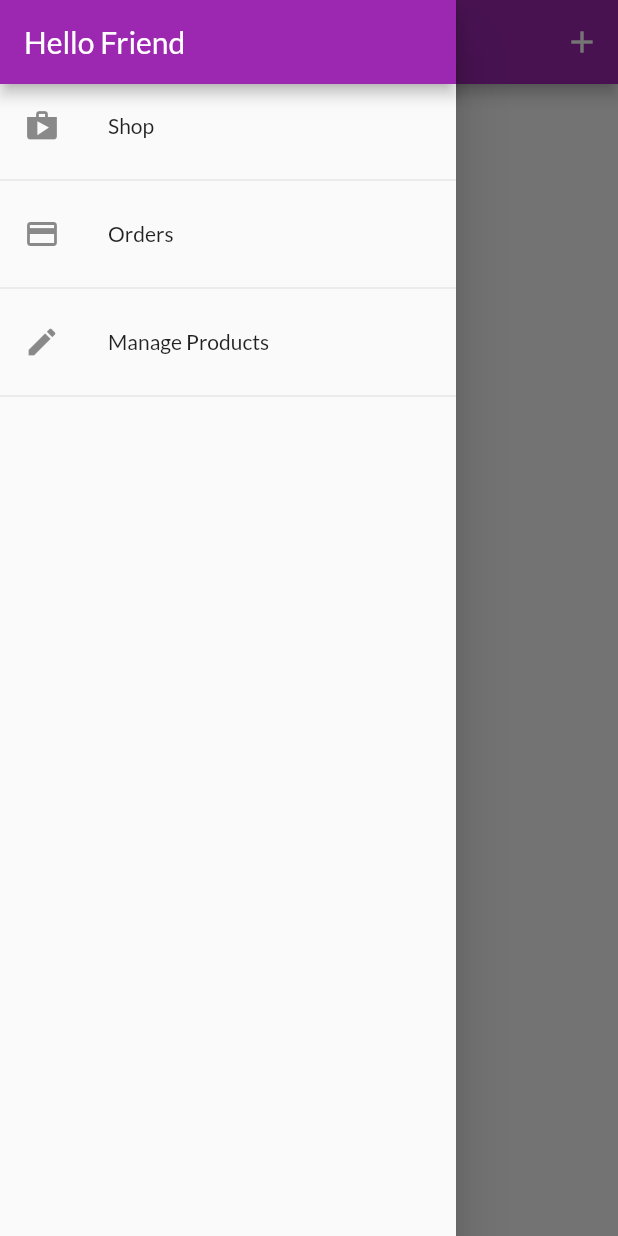
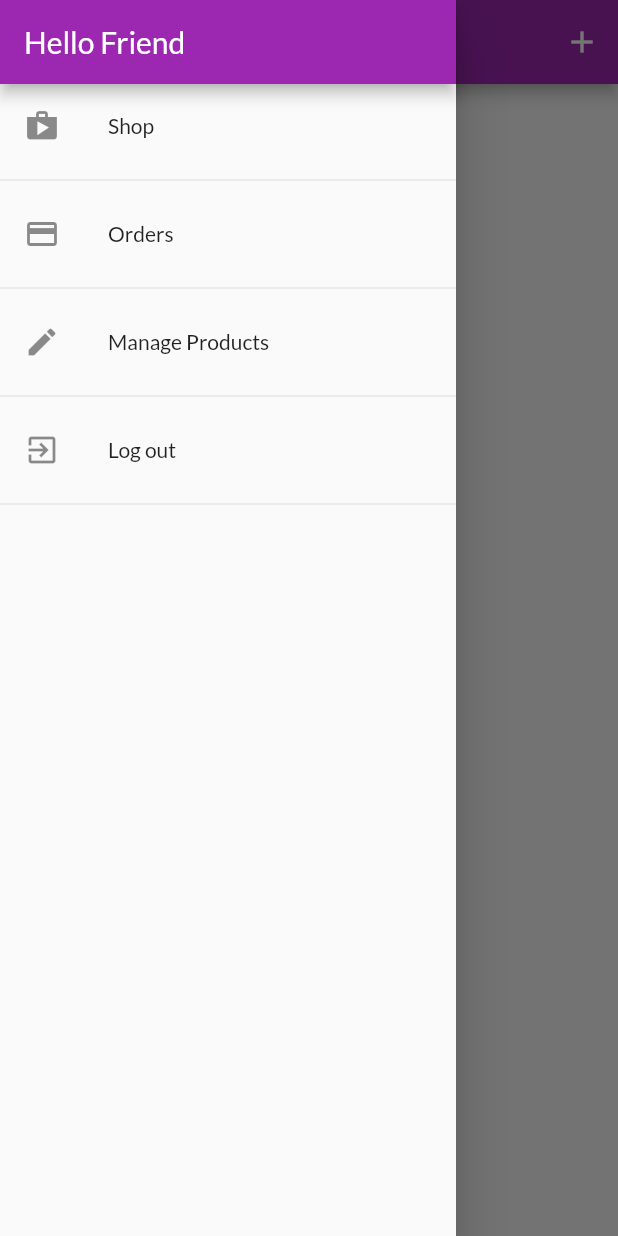
Before and after one commit to eloicasamayor/myshop, a Flutter app: the UserProductsScreen screen opened by its route, with the side drawer open, on a phone screen of 412 x 824 dp. Run offline on Flutter 3.47's test engine with Material 2 defaults, Android fonts, the phone set to English and light mode, and no system bars; network calls fail.

Commit message:
asociate products and orders to users. and logout and autologout

```diff
--- a/lib/providers/cart.dart
+++ b/lib/providers/cart.dart
@@ -15,6 +15,10 @@ class CartItem {
 }
 
 class Cart with ChangeNotifier {
+  final String authToken;
+
+  Cart(this.authToken, this._items);
+
   // cada cart item estará directamente relacionado con un producto
   // para ello creamos un map (privado) donde se relaciona cada cart item con la id del producto
   Map<String, CartItem> _items = {};
--- a/lib/screens/user_products_screen.dart
+++ b/lib/screens/user_products_screen.dart
@@ -12,13 +12,15 @@ class UserProductsScreen extends StatelessWidget {
   static const routeName = '/user-products';
 
   Future<void> _refreshProducts(BuildContext context) async {
-    print('Hola');
-    await Provider.of<Products>(context).fetchAndSetProducts();
+    //le pasamos true porque queremos filtrar para que solo muestre los productos del current user.
+    await Provider.of<Products>(context, listen: false)
+        .fetchAndSetProducts(true);
   }
 
   @override
   Widget build(BuildContext context) {
-    final productsData = Provider.of<Products>(context);
+    //final productsData = Provider.of<Products>(context);
+    print('rebuilding...');
     return Scaffold(
       appBar: AppBar(
         title: Text('Your Products'),
@@ -30,9 +32,17 @@ class UserProductsScreen extends StatelessWidget {
               }),
         ],
       ),
-      body: RefreshIndicator(
+      body: FutureBuilder(
+        future: _refreshProducts(context),
+        builder: (ctx, snapshot) =>
+            snapshot.connectionState == ConnectionState.waiting
+                ? Center(
+                    child: CircularProgressIndicator(),
+                  )
+                : RefreshIndicator(
                     onRefresh: () => _refreshProducts(context),
-        child: Padding(
+                    child: Consumer<Products>(
+                      builder: (ctx, productsData, _) => Padding(
                         padding: EdgeInsets.all(8),
                         child: ListView.builder(
                           itemCount: productsData.items.length,
@@ -49,6 +59,8 @@ class UserProductsScreen extends StatelessWidget {
                         ),
                       ),
                     ),
+                  ),
+      ),
       drawer: AppDrawer(),
     );
   }
--- a/lib/widgets/app_drawer.dart
+++ b/lib/widgets/app_drawer.dart
@@ -2,6 +2,8 @@ import 'package:flutter/material.dart';
 import '../screens/user_products_screen.dart';
 
 import '../screens/orders_screen.dart';
+import 'package:provider/provider.dart';
+import '../providers/auth.dart';
 
 class AppDrawer extends StatelessWidget {
   @override
@@ -33,6 +35,14 @@ class AppDrawer extends StatelessWidget {
                 .pushReplacementNamed(UserProductsScreen.routeName),
           ),
           Divider(),
+          ListTile(
+              leading: Icon(Icons.exit_to_app),
+              title: Text('Log out'),
+              onTap: () {
+                Navigator.of(context).pop();
+                Provider.of<Auth>(context, listen: false).logout();
+              }),
+          Divider(),
         ],
       ),
     );
--- a/lib/widgets/product_item.dart
+++ b/lib/widgets/product_item.dart
@@ -5,6 +5,7 @@ import '../screens/product_detail_screen.dart';
 
 import '../providers/product.dart';
 import '../providers/cart.dart';
+import '../providers/auth.dart';
 
 class ProductItem extends StatefulWidget {
   //final String id;
@@ -25,6 +26,7 @@ class _ProductItemState extends State<ProductItem> {
     // obtengo la info del provider que nececito para crear los widgets, pero le digo que no esté escuchando a los cambios
     // porque lo único que puede cambiar es el icono de favorito, y ahí crearé un Consumer
     // El Consumer sí escuchará los cambios en Product, pero no rehará todo el widget sino solo lo que está dentro de él.
+    final authData = Provider.of<Auth>(context, listen: false);
     return ClipRRect(
       // ClipRRect -> fuerza su hijo a tener cierta forma
       borderRadius: BorderRadius.circular(10),
@@ -54,7 +56,8 @@ class _ProductItemState extends State<ProductItem> {
                 product.isFavorite ? Icons.favorite : Icons.favorite_border,
               ),
               onPressed: () async {
-                await product.toggleFavoriteStatus();
+                await product.toggleFavoriteStatus(
+                    authData.token, authData.userId);
               },
               color: Theme.of(context).accentColor,
             ),
```
Also changed, not shown: lib/main.dart (+17 -5 lines), lib/providers/auth.dart (+26 -0 lines), lib/providers/orders.dart (+19 -16 lines), lib/providers/product.dart (+4 -4 lines), lib/providers/products_provider.dart (+20 -10 lines), 1 other file. Lines whose indentation alone changed are shown as unchanged.
